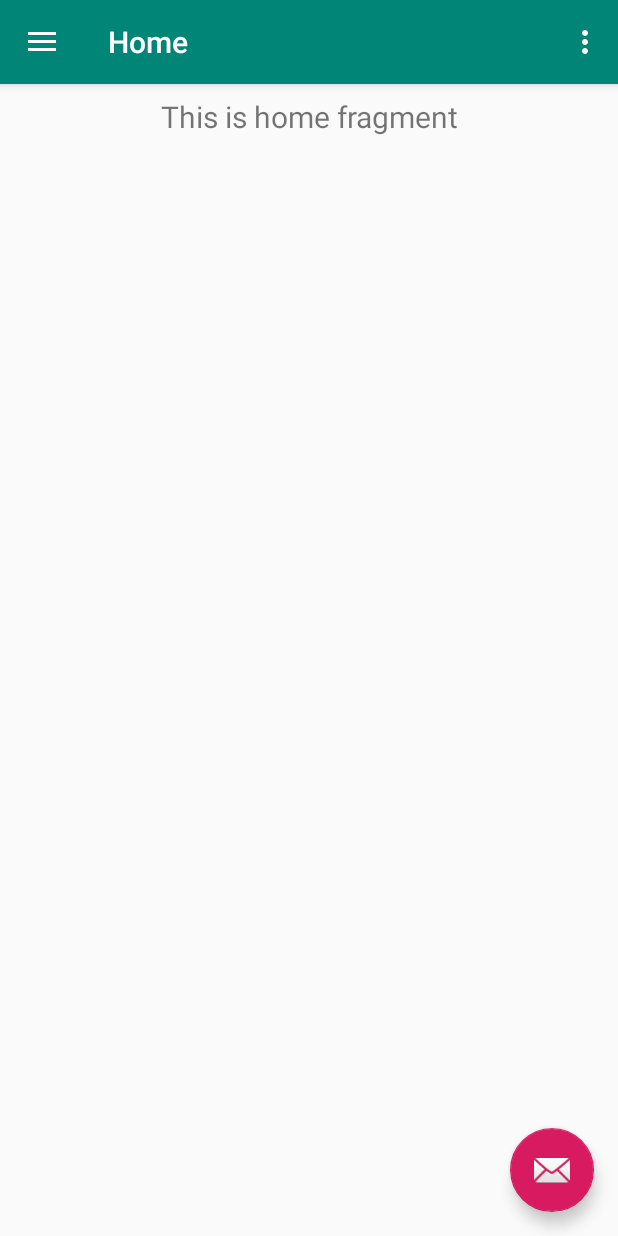
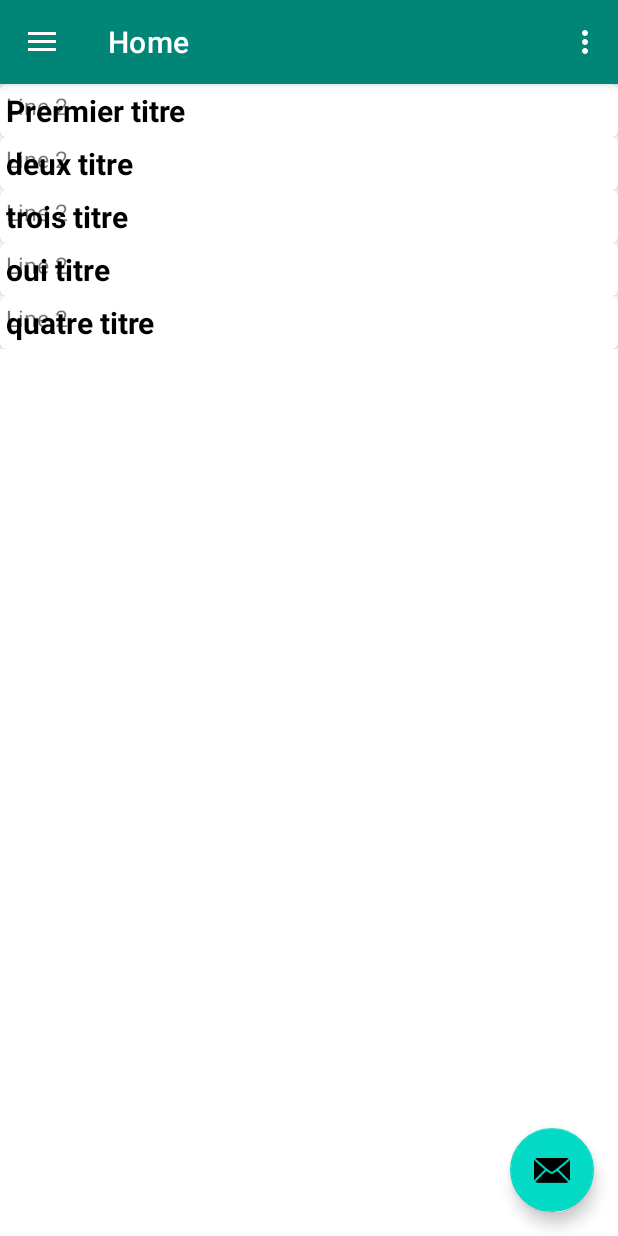
Before and after one commit to BeatlesBOB/Appytodo, an Android app: the Home screen opened directly, with no data from a screen before it, on a phone screen of 412 x 824 dp. Run offline under Robolectric (Android 15) with nearby library versions, the phone set to English and light mode, and no system bars; our stand-ins replace navigation-ui; Roboto replaces fonts that are not available here.

Commit message:
Authentification avec recyclerview

```diff
--- a/TestFireBase-master/app/src/main/java/com/example/testfirebase/Home.java
+++ b/TestFireBase-master/app/src/main/java/com/example/testfirebase/Home.java
@@ -18,12 +18,14 @@ import androidx.drawerlayout.widget.DrawerLayout;
 
 import androidx.appcompat.app.AppCompatActivity;
 import androidx.appcompat.widget.Toolbar;
+import androidx.recyclerview.widget.RecyclerView;
 
 import android.view.Menu;
 
 public class Home extends AppCompatActivity {
 
     private AppBarConfiguration mAppBarConfiguration;
+    private RecyclerView recyclerView;
 
     @Override
     protected void onCreate(Bundle savedInstanceState) {
@@ -51,6 +53,7 @@ public class Home extends AppCompatActivity {
         NavController navController = Navigation.findNavController(this, R.id.nav_host_fragment);
         NavigationUI.setupActionBarWithNavController(this, navController, mAppBarConfiguration);
         NavigationUI.setupWithNavController(navigationView, navController);
+
     }
 
     @Override
--- a/TestFireBase-master/app/src/main/java/com/example/testfirebase/MainActivity.java
+++ b/TestFireBase-master/app/src/main/java/com/example/testfirebase/MainActivity.java
@@ -10,7 +10,6 @@ import android.view.View;
 import android.widget.EditText;
 import android.widget.Toast;
 
-import com.example.testfirebase.model.User;
 import com.google.android.gms.tasks.OnCompleteListener;
 import com.google.android.gms.tasks.Task;
 import com.google.firebase.auth.AuthResult;
@@ -67,6 +66,9 @@ public class MainActivity extends AppCompatActivity {
                                 Toast.makeText(MainActivity.this, "Authentication succeess.",
                                         Toast.LENGTH_SHORT).show();
 
+                                Intent intent = new Intent(MainActivity.this, Home.class);
+                                startActivity(intent);
+
                             } else {
                                 // If sign in fails, display a message to the user.
                                 Log.w(TAG, "signInWithEmail:failure", task.getException());
--- /dev/null
+++ b/TestFireBase-master/app/src/main/java/com/example/testfirebase/TicketAdapter.java
@@ -0,0 +1,65 @@
+package com.example.testfirebase;
+
+import android.content.Context;
+import android.view.LayoutInflater;
+import android.view.View;
+import android.view.ViewGroup;
+import android.widget.TextView;
+
+import androidx.annotation.NonNull;
+import androidx.recyclerview.widget.RecyclerView;
+
+
+
+import java.util.List;
+
+
+public class TicketAdapter extends RecyclerView.Adapter<TicketAdapter.ViewHolder> {
+
+    private LayoutInflater layoutInflater;
+    private List<String> data;
+
+    public TicketAdapter(Context context, List<String> data){
+
+        this.layoutInflater = LayoutInflater.from(context);
+        this.data=data;
+
+    }
+
+
+    @NonNull
+    @Override
+    public ViewHolder onCreateViewHolder(@NonNull ViewGroup viewGroup, int viewType) {
+        View view = layoutInflater.inflate(R.layout.layout_ticket, viewGroup, false);
+        return new ViewHolder(view);
+    }
+
+    @Override
+    public void onBindViewHolder(@NonNull ViewHolder viewHolder, int i) {
+
+        String titre = data.get(i);
+        viewHolder.txttitre.setText(titre);
+
+
+    }
+
+    @Override
+    public int getItemCount() {
+        return data.size();
+    }
+
+
+    public class ViewHolder extends RecyclerView.ViewHolder{
+
+        TextView txttitre,lieu;
+        public  ViewHolder(@NonNull View itemView){
+
+            super(itemView);
+            txttitre = itemView.findViewById(R.id.tickettitle);
+            lieu = itemView.findViewById(R.id.ticketlieu);
+        }
+
+    }
+
+
+}
--- a/TestFireBase-master/app/src/main/java/com/example/testfirebase/ui/home/HomeFragment.java
+++ b/TestFireBase-master/app/src/main/java/com/example/testfirebase/ui/home/HomeFragment.java
@@ -4,35 +4,58 @@ import android.os.Bundle;
 import android.view.LayoutInflater;
 import android.view.View;
 import android.view.ViewGroup;
-import android.widget.TextView;
+import android.widget.Adapter;
 
-import androidx.annotation.Nullable;
 import androidx.annotation.NonNull;
 import androidx.fragment.app.Fragment;
-import androidx.lifecycle.Observer;
 import androidx.lifecycle.ViewModelProviders;
+import androidx.recyclerview.widget.DefaultItemAnimator;
+import androidx.recyclerview.widget.LinearLayoutManager;
+import androidx.recyclerview.widget.RecyclerView;
 
 import com.example.testfirebase.R;
-import com.google.firebase.database.Query;
+import com.example.testfirebase.TicketAdapter;
+
+import java.util.ArrayList;
+
 
 public class HomeFragment extends Fragment {
 
+    private RecyclerView recyclerview;
+    TicketAdapter adapter;
+    ArrayList<String> items;
+
+
     private HomeViewModel homeViewModel;
 
-    public View onCreateView(@NonNull LayoutInflater inflater,
-                             ViewGroup container, Bundle savedInstanceState) {
-        homeViewModel =
-                ViewModelProviders.of(this).get(HomeViewModel.class);
+    public View onCreateView(@NonNull LayoutInflater inflater, ViewGroup container, Bundle savedInstanceState) {
+
+        homeViewModel = ViewModelProviders.of(this).get(HomeViewModel.class);
         View root = inflater.inflate(R.layout.fragment_home, container, false);
-        final TextView textView = root.findViewById(R.id.text_home);
-        homeViewModel.getText().observe(this, new Observer<String>() {
-            @Override
-            public void onChanged(@Nullable String s) {
-                textView.setText(s);
-            }
-        });
+
+
+        recyclerview= root.findViewById(R.id.recyclerview);
+        items = new ArrayList<>();
+
+        items.add("Prermier titre");
+        items.add("deux titre");
+        items.add("trois titre");
+        items.add("oui titre");
+        items.add("quatre titre");
+
+        recyclerview.setLayoutManager(new LinearLayoutManager((getActivity())));
+        adapter =  new TicketAdapter(this.getContext() ,items);
+        recyclerview.setAdapter((RecyclerView.Adapter) adapter);
+
+
+
+
         return root;
     }
 
 
+
+
+
+
 }
--- a/TestFireBase-master/app/src/main/res/layout/fragment_home.xml
+++ b/TestFireBase-master/app/src/main/res/layout/fragment_home.xml
@@ -1,19 +1,15 @@
 <?xml version="1.0" encoding="utf-8"?>
-<androidx.constraintlayout.widget.ConstraintLayout xmlns:android="http://schemas.android.com/apk/res/android"
+<androidx.constraintlayout.widget.ConstraintLayout
+    xmlns:android="http://schemas.android.com/apk/res/android"
+    xmlns:tools="http://schemas.android.com/tools"
     xmlns:app="http://schemas.android.com/apk/res-auto"
     android:layout_width="match_parent"
-    android:layout_height="match_parent">
+    android:layout_height="match_parent"
+    tools:context=".MainActivity">
 
-    <TextView
-        android:id="@+id/text_home"
+
+    <androidx.recyclerview.widget.RecyclerView
+        android:id="@+id/recyclerview"
         android:layout_width="match_parent"
-        android:layout_height="wrap_content"
-        android:layout_marginStart="8dp"
-        android:layout_marginTop="8dp"
-        android:layout_marginEnd="8dp"
-        android:textAlignment="center"
-        android:textSize="20sp"
-        app:layout_constraintEnd_toEndOf="parent"
-        app:layout_constraintStart_toStartOf="parent"
-        app:layout_constraintTop_toTopOf="parent" />
+        android:layout_height="match_parent" />
 </androidx.constraintlayout.widget.ConstraintLayout>
--- /dev/null
+++ b/TestFireBase-master/app/src/main/res/layout/layout_ticket.xml
@@ -0,0 +1,49 @@
+<?xml version="1.0" encoding="utf-8"?>
+
+<androidx.constraintlayout.widget.ConstraintLayout
+xmlns:android="http://schemas.android.com/apk/res/android"
+xmlns:app="http://schemas.android.com/apk/res-auto"
+android:layout_width="match_parent"
+android:layout_height="wrap_content">
+
+
+    <androidx.cardview.widget.CardView
+        android:layout_width="match_parent"
+        android:layout_height="wrap_content"
+        app:layout_constraintBottom_toBottomOf="parent"
+        app:layout_constraintEnd_toEndOf="parent"
+        app:layout_constraintEnd_toStartOf="parent"
+        app:layout_constraintTop_toTopOf="parent"
+        app:cardCornerRadius="4dp">
+
+        <androidx.constraintlayout.widget.ConstraintLayout
+            android:layout_width="match_parent"
+            android:layout_height="match_parent"
+            android:layout_margin="4dp">
+
+
+
+            <TextView
+                android:id="@+id/tickettitle"
+                android:layout_width="wrap_content"
+                android:layout_height="wrap_content"
+                android:layout_alignParentTop="true"
+                android:text="Line 1"
+                android:textColor="@android:color/black"
+                android:textSize="20sp"
+                android:textStyle="bold" />
+
+            <TextView
+                android:id="@+id/ticketlieu"
+                android:layout_width="wrap_content"
+                android:layout_height="wrap_content"
+                android:layout_marginStart="8dp"
+                android:layout_toEndOf="@+id/tickettitle"
+                android:text="Line 2"
+                android:textSize="15sp" />
+
+
+        </androidx.constraintlayout.widget.ConstraintLayout>
+
+    </androidx.cardview.widget.CardView>
+</androidx.constraintlayout.widget.ConstraintLayout>
--- a/TestFireBase-master/app/src/main/res/values-v21/styles.xml
+++ /dev/null
@@ -1,8 +0,0 @@
-<resources>
-
-    <style name="AppTheme.NoActionBar">
-        <item name="windowActionBar">false</item>
-        <item name="windowNoTitle">true</item>
-        <item name="android:statusBarColor">@android:color/transparent</item>
-    </style>
-</resources>
--- a/TestFireBase-master/app/src/main/res/values/strings.xml
+++ b/TestFireBase-master/app/src/main/res/values/strings.xml
@@ -1,31 +1,33 @@
 <resources>
-    <string name="app_name">"TestFireBase"</string>
+    <string name="app_name">T"estFireBase"</string>
     <string name="login">"Login"</string>
     <string name="textEmail">"Addrese email"</string>
     <string name="textPassword">"Code de passe"</string>
     <string name="btnLogin">"Connexion"</string>
     <string name="btnRegistre">"S'enregistrer"</string>
-
+    <string name="title_activity_home">""</string>
 
     <string name="textEnregistrer">"Creer une compte"</string>
+    <string name="UserFirstName">"Prenom d'utilisateur"</string>
+    <string name="UserLastName">"Nom d'utilisateur"</string>
     <string name="UserRegistre">"Email"</string>
     <string name="PasswordEnregistre">"Saisir un mot de passe"</string>
     <string name="PasswordConfirm">"Confirmer mot de passe"</string>
     <string name="btnConfirmer">"S'enregistrer"</string>
     <string name="btnAnuler">"Annuler"</string>
-    <string name="title_activity_home">"Home"</string>
-    <string name="navigation_drawer_open">"Open navigation drawer"</string>
-    <string name="navigation_drawer_close">"Close navigation drawer"</string>
-    <string name="nav_header_title">"Android Studio"</string>
-    <string name="nav_header_subtitle">"android.studio@android.com"</string>
-    <string name="nav_header_desc">"Navigation header"</string>
-    <string name="action_settings">"Settings"</string>
+    <string name="title_activity_main2">Main2Activity</string>
+    <string name="navigation_drawer_open">Open navigation drawer</string>
+    <string name="navigation_drawer_close">Close navigation drawer</string>
+    <string name="nav_header_title">Android Studio</string>
+    <string name="nav_header_subtitle">android.studio@android.com</string>
+    <string name="nav_header_desc">Navigation header</string>
+    <string name="action_settings">Settings</string>
 
-    <string name="menu_home">"Home"</string>
-    <string name="menu_gallery">"Gallery"</string>
-    <string name="menu_slideshow">"Slideshow"</string>
-    <string name="menu_tools">"Tools"</string>
-    <string name="menu_share">"Share"</string>
-    <string name="menu_send">"Send"</string>
+    <string name="menu_home">Home</string>
+    <string name="menu_gallery">Gallery</string>
+    <string name="menu_slideshow">Slideshow</string>
+    <string name="menu_tools">Tools</string>
+    <string name="menu_share">Share</string>
+    <string name="menu_send">Send</string>
 
 </resources>
--- a/TestFireBase-master/app/src/main/res/values/styles.xml
+++ b/TestFireBase-master/app/src/main/res/values/styles.xml
@@ -1,7 +1,7 @@
 <resources>
 
     <!-- Base application theme. -->
-    <style name="AppTheme" parent="Theme.AppCompat.Light.DarkActionBar">
+    <style name="AppTheme" parent="Theme.MaterialComponents.Light.DarkActionBar">
         <!-- Customize your theme here. -->
         <item name="colorPrimary">@color/colorPrimary</item>
         <item name="colorPrimaryDark">@color/colorPrimaryDark</item>
@@ -11,7 +11,9 @@
     <style name="AppTheme.NoActionBar">
         <item name="windowActionBar">false</item>
         <item name="windowNoTitle">true</item>
+        <item name="android:statusBarColor">@android:color/transparent</item>
     </style>
+
 
     <style name="AppTheme.AppBarOverlay" parent="ThemeOverlay.AppCompat.Dark.ActionBar" />
 
--- a/TestFireBase-master/build.gradle
+++ b/TestFireBase-master/build.gradle
@@ -1,6 +1,7 @@
 // Top-level build file where you can add configuration options common to all sub-projects/modules.
 
 buildscript {
+    ext.kotlin_version = '1.3.61'
     repositories {
         google()
         jcenter()
@@ -9,6 +10,7 @@ buildscript {
     dependencies {
         classpath 'com.android.tools.build:gradle:3.5.2'
         classpath 'com.google.gms:google-services:4.3.3'
+        classpath "org.jetbrains.kotlin:kotlin-gradle-plugin:$kotlin_version"
 
         // NOTE: Do not place your application dependencies here; they belong
         // in the individual module build.gradle files
@@ -19,6 +21,9 @@ allprojects {
     repositories {
         google()
         jcenter()
+        maven {
+            url "https://maven.google.com"
+        }
 
     }
 }
```
Also changed, not shown: TestFireBase-master/app/build.gradle (+12 -1 lines), TestFireBase-master/app/src/main/java/com/example/testfirebase/Registre.java (+17 -12 lines), TestFireBase-master/app/src/main/java/com/example/testfirebase/model/User.java (deleted, +0 -21 lines), TestFireBase-master/app/src/main/java/com/example/testfirebase/models/Tickets.java (added, +54 -0 lines), TestFireBase-master/app/src/main/res/layout/activity_registre.xml (+30 -2 lines), gradle/wrapper/gradle-wrapper.properties (deleted), 3 other files.
